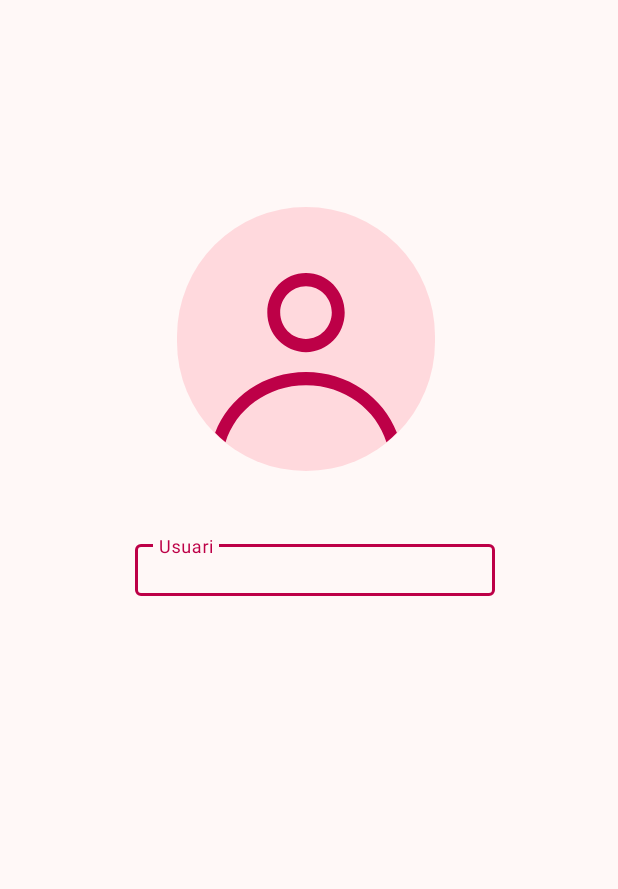
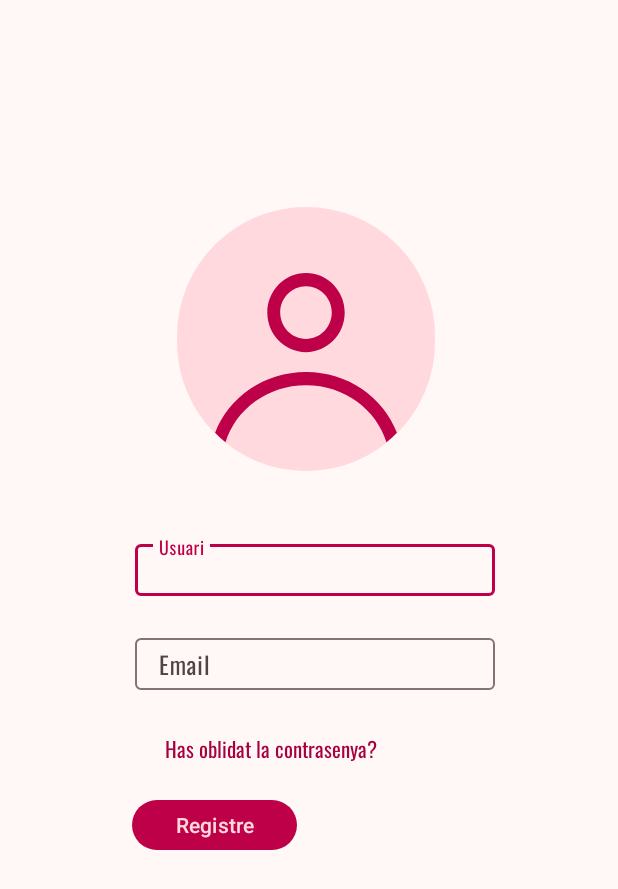
Before and after one commit to AliciaCampo/PopView, an Android app: the screen it shows after launch (LoginActivity), on a phone screen of 412 x 824 dp. Shown: the top 889 px of the screen. Run offline under Robolectric (Android 15) with nearby library versions, the phone set to English and light mode, and no system bars.

Commit message:
fragment programat i començat Login

```diff
--- a/app/src/main/res/layout/activity_login.xml
+++ b/app/src/main/res/layout/activity_login.xml
@@ -10,27 +10,64 @@
     <LinearLayout
         android:layout_width="match_parent"
         android:layout_height="match_parent"
-        android:orientation="horizontal">
+        android:orientation="horizontal"
+        tools:layout_editor_absoluteX="132dp"
+        tools:layout_editor_absoluteY="42dp">
 
         <ImageView
             android:layout_width="172dp"
             android:layout_height="176dp"
+            android:layout_marginLeft="118dp"
             android:layout_marginTop="138dp"
-            android:layout_marginLeft="118dp"
-            android:src="@drawable/avatar">
-        </ImageView>
+            android:src="@drawable/avatar"></ImageView>
 
         <com.google.android.material.textfield.TextInputLayout
             android:layout_width="240dp"
             android:layout_height="40dp"
-            android:layout_marginTop="357dp"
-            android:layout_marginLeft="-200dp">
+            android:layout_marginLeft="-200dp"
+            android:layout_marginTop="357dp">
 
             <com.google.android.material.textfield.TextInputEditText
                 android:layout_width="match_parent"
                 android:layout_height="wrap_content"
+                android:fontFamily="@font/oswald_regular"
+                android:hint="Usuari"
+                android:textColor="@color/md_theme_primary"/>
+        </com.google.android.material.textfield.TextInputLayout>
 
-                android:hint="Usuari" />
+        <com.google.android.material.textfield.TextInputLayout
+            android:layout_width="240dp"
+            android:layout_height="40dp"
+            android:layout_marginLeft="-240dp"
+            android:layout_marginTop="420dp">
+
+            <com.google.android.material.textfield.TextInputEditText
+                android:layout_width="match_parent"
+                android:layout_height="wrap_content"
+                android:fontFamily="@font/oswald_regular"
+                android:textColor="@color/md_theme_primary"
+                android:hint="Email" />
         </com.google.android.material.textfield.TextInputLayout>
+
+        <TextView
+            android:layout_width="198dp"
+            android:layout_height="50dp"
+            android:layout_marginLeft="-220dp"
+            android:layout_marginTop="460dp"
+            android:fontFamily="@font/oswald_regular"
+            android:textColor="@color/md_theme_primaryContainer"
+            android:text="Has oblidat la contrasenya?">
+
+        </TextView>
+        <Button
+            android:id="@+id/registrar"
+            android:layout_width="110dp"
+            android:layout_height="41dp"
+            android:layout_marginLeft="-220dp"
+            android:layout_marginTop="510dp"
+            android:text="Registre">
+
+        </Button>
+
     </LinearLayout>
 </androidx.constraintlayout.widget.ConstraintLayout>
```
